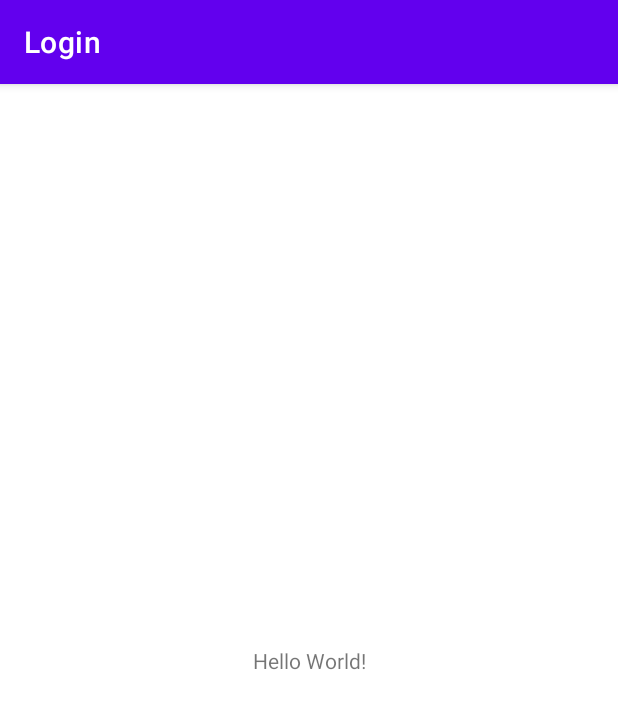
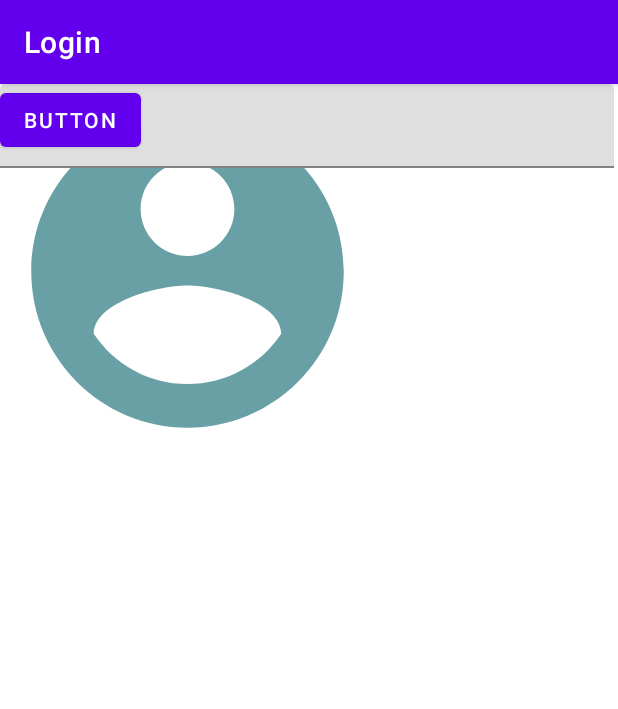
Before and after one commit to LAChiranaPlat/Login, an Android app: the screen it shows after launch (MainActivity), on a phone screen of 412 x 824 dp. Shown: the top 709 px of the screen. Run offline under Robolectric (Android 15) with nearby library versions, the phone set to English and light mode, and no system bars.

Commit message:
Iniciando la UI del Login

```diff
--- /dev/null
+++ b/app/src/main/res/drawable/ic_baseline_account_circle_24.xml
@@ -0,0 +1,5 @@
+<vector android:height="24dp" android:tint="#69A0A5"
+    android:viewportHeight="24" android:viewportWidth="24"
+    android:width="24dp" xmlns:android="http://schemas.android.com/apk/res/android">
+    <path android:fillColor="@android:color/white" android:pathData="M12,2C6.48,2 2,6.48 2,12s4.48,10 10,10 10,-4.48 10,-10S17.52,2 12,2zM12,5c1.66,0 3,1.34 3,3s-1.34,3 -3,3 -3,-1.34 -3,-3 1.34,-3 3,-3zM12,19.2c-2.5,0 -4.71,-1.28 -6,-3.22 0.03,-1.99 4,-3.08 6,-3.08 1.99,0 5.97,1.09 6,3.08 -1.29,1.94 -3.5,3.22 -6,3.22z"/>
+</vector>
--- a/app/src/main/res/layout/activity_main.xml
+++ b/app/src/main/res/layout/activity_main.xml
@@ -6,13 +6,43 @@
     android:layout_height="match_parent"
     tools:context=".MainActivity">
 
-    <TextView
+    <ImageView
+        android:id="@+id/imageView"
+        android:layout_width="250dp"
+        android:layout_height="250dp"
+        app:srcCompat="@drawable/ic_baseline_account_circle_24"
+        tools:layout_editor_absoluteX="80dp"
+        tools:layout_editor_absoluteY="70dp" />
+
+    <com.google.android.material.textfield.TextInputLayout
+        android:layout_width="409dp"
+        android:layout_height="wrap_content"
+        tools:layout_editor_absoluteX="1dp"
+        tools:layout_editor_absoluteY="428dp">
+
+        <com.google.android.material.textfield.TextInputEditText
+            android:layout_width="match_parent"
+            android:layout_height="wrap_content"
+            android:hint="hint" />
+    </com.google.android.material.textfield.TextInputLayout>
+
+    <com.google.android.material.textfield.TextInputLayout
+        android:layout_width="409dp"
+        android:layout_height="wrap_content"
+        tools:layout_editor_absoluteX="1dp"
+        tools:layout_editor_absoluteY="602dp">
+
+        <com.google.android.material.textfield.TextInputEditText
+            android:layout_width="match_parent"
+            android:layout_height="wrap_content"
+            android:hint="hint" />
+    </com.google.android.material.textfield.TextInputLayout>
+
+    <Button
+        android:id="@+id/button"
         android:layout_width="wrap_content"
         android:layout_height="wrap_content"
-        android:text="Hello World!"
-        app:layout_constraintBottom_toBottomOf="parent"
-        app:layout_constraintLeft_toLeftOf="parent"
-        app:layout_constraintRight_toRightOf="parent"
-        app:layout_constraintTop_toTopOf="parent" />
-
+        android:text="Button"
+        tools:layout_editor_absoluteX="196dp"
+        tools:layout_editor_absoluteY="674dp" />
 </androidx.constraintlayout.widget.ConstraintLayout>
```
